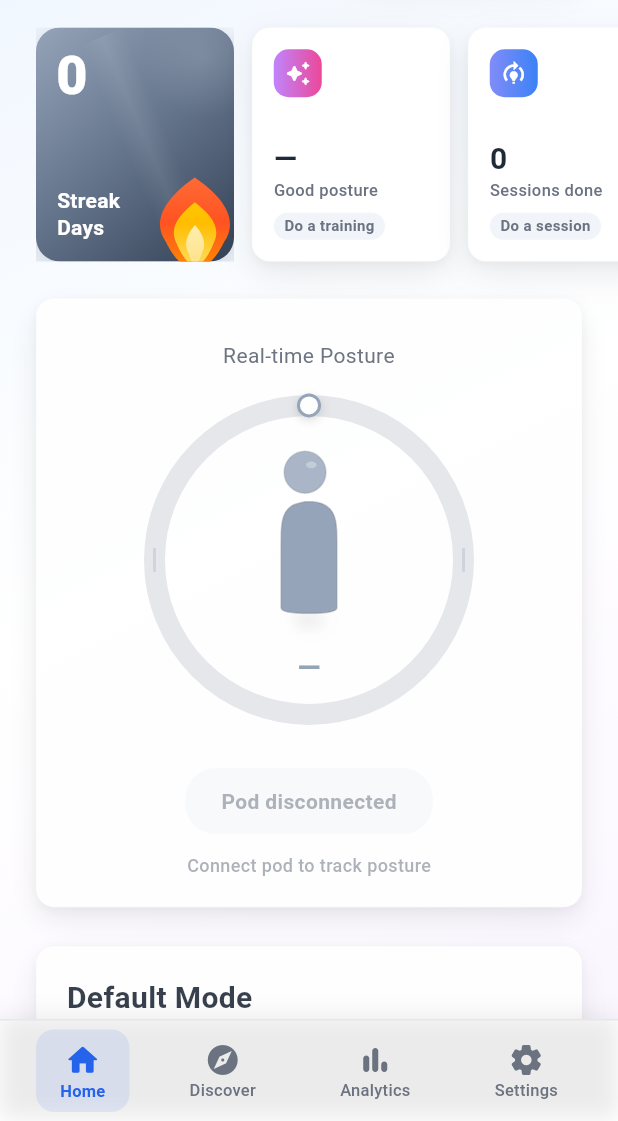
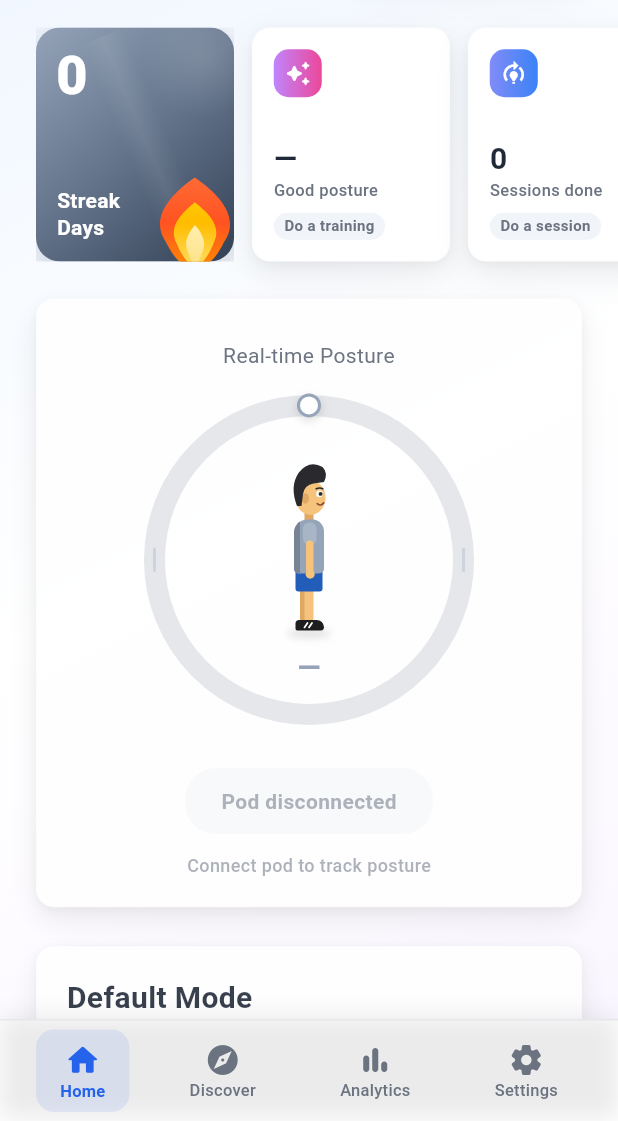
Before and after one commit to Aligneye/correctV5_app, a Flutter app: the screen it shows after launch, after a tap on "I Understand & Agree", on a phone screen of 412 x 824 dp, the part 115-1236 px from its top. Run offline on Flutter 3.47's test engine with Material 3 defaults, Android fonts, the phone set to English and light mode, and no system bars; our stand-ins replace device_info_plus, flutter_blue_plus, flutter_local_notifications, flutter_svg, google_sign_in, lottie and 6 more; missing offline and left inert: flutter_background_service, in_app_update, nordic_dfu; accounts and stored records are empty; network calls fail.

Commit message:
bluetooth connection solution

```diff
--- a/lib/components/posture_avatar.dart
+++ b/lib/components/posture_avatar.dart
@@ -2,15 +2,11 @@ import 'dart:math' as math;
 
 import 'package:flutter/material.dart';
 
-/// Upright-style posture avatar, fully hand-drawn with CustomPainter,
-/// traced directly from the reference icon: a floating head (gap, no
-/// neck connector) above a torso silhouette with a diagonal crossed-arm
-/// band ending in a rounded hand, both with a subtle back-to-front
-/// gradient. Body faces left (flipped from the reference). The torso
-/// stays planted; the head rounds forward from the shoulder/apex pivot
-/// as [liveAngle] rises — matching how people actually slouch. Fill
-/// color eases from good to bad-posture color as it crosses
-/// [thresholdAngle].
+/// Flat cartoon side-view figure (boy facing right: quiff hair, t-shirt,
+/// shorts, sneakers), hand-drawn with CustomPainter. Legs and shoes stay
+/// planted; the upper back and head round forward from the shoulders as
+/// [liveAngle] rises. The t-shirt carries the posture status colour: good
+/// until [thresholdAngle], bad past it, grey when not calibrated.
 ///
 /// [liveAngle] is expected to already be an animated/smoothed value (e.g.
 /// the frame value from the caller's own TweenAnimationBuilder driving the
@@ -77,186 +73,202 @@ class _PostureFigurePainter extends CustomPainter {
     required this.isCalibrated,
   });
 
-  // --- Traced silhouette data ---------------------------------------
-  // Points are fractions (fx, fy) of the torso's own bounding box, traced
-  // from the reference icon: fx 0→1 spans back-edge to front-edge, fy 0→1
-  // spans the torso's top apex to its bottom hem.
+  // Figure is drawn in a fixed 68x124 design box and scaled to the widget.
+  static const double _designW = 68, _designH = 124;
+  static const Offset _shoulderPivot = Offset(34, 58);
+  static const Offset _shoulder = Offset(34.5, 50);
 
-  // Plain body: rounded shoulder dome, straight parallel sides, flat
-  // bottom — no chest/waist curve, no bulge. _front mirrors _back (fx ->
-  // 1 - fx) so both sides stay perfectly symmetric.
-  static const List<Offset> _back = [
-    Offset(0.4300, 0.0000),
-    Offset(0.2600, 0.0150),
-    Offset(0.1200, 0.0600),
-    Offset(0.0400, 0.1300),
-    Offset(0.0100, 0.2100),
-    Offset(0.0000, 0.3000),
-    Offset(0.0000, 0.6000),
-    Offset(0.0000, 0.9000),
-    Offset(0.0000, 1.0000),
-  ];
+  static const _skin = Color(0xFFF5C27A);
+  static const _skinShade = Color(0xFFE0A860);
+  static const _hair = Color(0xFF26262A);
+  static const _shorts = Color(0xFF1E5BB8);
+  static const _shoe = Color(0xFF1A1A1A);
 
-  static const List<Offset> _front = [
-    Offset(0.5700, 0.0000),
-    Offset(0.7400, 0.0150),
-    Offset(0.8800, 0.0600),
-    Offset(0.9600, 0.1300),
-    Offset(0.9900, 0.2100),
-    Offset(1.0000, 0.3000),
-    Offset(1.0000, 0.6000),
-    Offset(1.0000, 0.9000),
-    Offset(1.0000, 1.0000),
-  ];
-
-  // Aspect ratio of the traced torso bounding box (width/height) and head
-  // geometry — relative to the torso box.
-  static const double _torsoAspect = 0.50;
-  static const double _headRFrac = 0.1874; // of torsoH
-  static const double _apexFx = 0.379, _apexFy = 0.0;
-  static const double _headFx = 0.4294, _headFy = -0.2644;
-
-  Offset _local(Offset frac, double torsoW, double torsoH) {
-    final lx = (frac.dx - 0.5) * torsoW;
-    final ly = -(1 - frac.dy) * torsoH;
-    return Offset(lx, ly);
-  }
-
-  // Applies a natural waist bend instead of rotating the entire portrait.
-  // The lower body stays planted while the upper body, shoulders and head
-  // bend together around the waist.
-  Offset _waistBend(
-      Offset point,
-      double torsoH,
-      double bendRad,
-      ) {
-    final waistY = -torsoH * 0.43;
-    final topY = -torsoH * 1.08;
-
-    // Points below the waist remain fixed. Points above the waist gradually
-    // receive the bend, creating a softer and more human-looking transition.
-    final rawT = ((waistY - point.dy) / (waistY - topY)).clamp(0.0, 1.0);
-    final t = rawT * rawT * (3.0 - 2.0 * rawT); // smoothstep
-    final localAngle = bendRad * t;
-
-    if (localAngle.abs() < 0.0001) return point;
-
-    final c = math.cos(localAngle);
-    final si = math.sin(localAngle);
-    final relative = point - Offset(0, waistY);
-
-    final rotated = Offset(
-      relative.dx * c - relative.dy * si,
-      relative.dx * si + relative.dy * c,
-    );
-
-    return rotated + Offset(0, waistY);
-  }
-
-  // Smooth polyline through a set of points: each point is a Bezier
-  // control, curving to the midpoint of it and the next — rounds the
-  // shoulder dome instead of leaving faceted straight-line corners.
-  void _smoothLineTo(Path path, List<Offset> pts) {
-    for (var i = 0; i < pts.length; i++) {
-      final ctrl = pts[i];
-      final end =
-          i == pts.length - 1 ? ctrl : Offset.lerp(ctrl, pts[i + 1], 0.5)!;
-      path.quadraticBezierTo(ctrl.dx, ctrl.dy, end.dx, end.dy);
-    }
-  }
-
-  Path _makeBodyPath(
-      List<Offset> points,
-      double torsoW,
-      double torsoH,
-      double bendRad,
-      ) {
-    final first = _waistBend(_local(points.first, torsoW, torsoH), torsoH, bendRad);
-    final path = Path()..moveTo(first.dx, first.dy);
-
-    for (final f in points.skip(1)) {
-      final point = _waistBend(_local(f, torsoW, torsoH), torsoH, bendRad);
-      path.lineTo(point.dx, point.dy);
-    }
-
-    path.close();
-    return path;
-  }
+  Paint _fill(Color c) => Paint()..color = c;
 
   @override
   void paint(Canvas canvas, Size size) {
-    final pivot = Offset(size.width / 2, size.height * 0.86);
-    final torsoH = size.height * 0.60;
-    final torsoW = torsoH * _torsoAspect;
-    final headR = torsoH * _headRFrac;
+    canvas.save();
+    canvas.scale(size.width / _designW, size.height / _designH);
 
-    final lighter = Color.lerp(color, Colors.white, 0.20)!;
-    final darker = Color.lerp(color, Colors.black, 0.22)!;
+    final shirtLight = Color.lerp(color, Colors.white, 0.18)!;
+    final shirtDark = Color.lerp(color, Colors.black, 0.20)!;
 
-    final shadowPaint = Paint()
-      ..color = Colors.black.withValues(alpha: 0.13)
-      ..maskFilter = const MaskFilter.blur(BlurStyle.normal, 6);
+    // Ground shadow.
     canvas.drawOval(
-      Rect.fromCenter(
-        center: Offset(pivot.dx, pivot.dy + 4),
-        width: torsoW * 0.55,
-        height: 8,
-      ),
-      shadowPaint,
+      Rect.fromCenter(center: const Offset(34, 120), width: 30, height: 6),
+      Paint()
+        ..color = Colors.black.withValues(alpha: 0.13)
+        ..maskFilter = const MaskFilter.blur(BlurStyle.normal, 3),
     );
 
-    // Only the upper body bends around the waist. The pelvis/lower body
-    // remains stable, like a person bending from the middle of the back.
-    final bendRad = tiltRad * 0.85;
+    // --- Planted lower body -------------------------------------------
+    // Back leg (shaded) then front leg.
+    canvas.drawRRect(
+      RRect.fromLTRBR(28, 86, 34, 114, const Radius.circular(2.5)),
+      _fill(_skinShade),
+    );
+    canvas.drawRRect(
+      RRect.fromLTRBR(31, 86, 37, 114, const Radius.circular(2.5)),
+      _fill(_skin),
+    );
+
+    // Sneakers pointing right, with two white stripes.
+    canvas.drawRRect(
+      RRect.fromLTRBAndCorners(
+        25, 111, 44, 118,
+        topLeft: const Radius.circular(3),
+        topRight: const Radius.circular(6),
+        bottomLeft: const Radius.circular(1.5),
+        bottomRight: const Radius.circular(2.5),
+      ),
+      _fill(_shoe),
+    );
+    final stripe = Paint()
+      ..color = Colors.white
+      ..strokeWidth = 1.2
+      ..strokeCap = StrokeCap.round;
+    canvas.drawLine(const Offset(31, 116), const Offset(33, 113), stripe);
+    canvas.drawLine(const Offset(34, 116), const Offset(36, 113), stripe);
+
+    // Shorts.
+    canvas.drawRRect(
+      RRect.fromLTRBAndCorners(
+        25, 72, 43, 92,
+        bottomLeft: const Radius.circular(2),
+        bottomRight: const Radius.circular(2),
+      ),
+      _fill(_shorts),
+    );
+
+    // --- Upper body: rounds forward from the shoulders ---------------
+    // The shirt is one outline whose points bend progressively (none at
+    // the hem, full at the shoulders), so the back curves smoothly instead
+    // of splitting at a joint. Head and neck ride the full bend.
+    final bend = tiltRad * 0.85;
+    void rotateFull() {
+      canvas.translate(_shoulderPivot.dx, _shoulderPivot.dy);
+      canvas.rotate(bend);
+      canvas.translate(-_shoulderPivot.dx, -_shoulderPivot.dy);
+    }
+
+    // Neck (behind the shirt collar).
+    canvas.save();
+    rotateFull();
+    canvas.drawRect(const Rect.fromLTRB(31, 37, 37, 47), _fill(_skinShade));
+    canvas.restore();
+
+    final shirt = _bent(
+      Path()
+        ..addRRect(RRect.fromLTRBAndCorners(
+          24, 44, 44, 80,
+          topLeft: const Radius.circular(9),
+          topRight: const Radius.circular(8),
+          bottomLeft: const Radius.circular(3),
+          bottomRight: const Radius.circular(3),
+        )),
+      bend,
+    );
+    canvas.drawPath(shirt, _fill(color));
+    canvas.save();
+    canvas.clipPath(shirt);
+    canvas.drawPath(
+      _bent(Path()..addRect(const Rect.fromLTRB(20, 40, 28, 84)), bend),
+      _fill(shirtDark),
+    );
+    canvas.restore();
 
     canvas.save();
-    canvas.translate(pivot.dx, pivot.dy);
+    rotateFull();
 
-    final body = Path();
-    final back = _back
-        .map((f) => _waistBend(_local(f, torsoW, torsoH), torsoH, bendRad))
-        .toList(growable: false);
-    final front = _front
-        .map((f) => _waistBend(_local(f, torsoW, torsoH), torsoH, bendRad))
-        .toList(growable: false);
-
-    body.moveTo(back.first.dx, back.first.dy);
-    _smoothLineTo(body, [...back.skip(1), ...front.reversed]);
-    body.close();
-
-    canvas.drawPath(body, Paint()..color = color);
-    canvas.drawPath(
-      body,
-      Paint()
-        ..style = PaintingStyle.stroke
-        ..strokeWidth = 1
-        ..color = darker.withValues(alpha: 0.4),
+    // Head and ear.
+    canvas.drawOval(const Rect.fromLTRB(25, 18, 45, 41), _fill(_skin));
+    canvas.drawOval(
+      Rect.fromCenter(center: const Offset(31.5, 30), width: 5, height: 7),
+      _fill(_skinShade),
     );
 
-    // Head follows the upper torso's bend, rather than rotating the whole
-    // portrait around the base.
-    final headLocal = _local(const Offset(_headFx, _headFy), torsoW, torsoH);
-    final bentHead = _waistBend(headLocal, torsoH, bendRad);
+    // Hair: quiff sweeping up and forward, covering top and back of head.
+    final hair = Path()
+      ..moveTo(26, 35)
+      ..quadraticBezierTo(21, 22, 27, 13)
+      ..quadraticBezierTo(34, 4, 43, 9)
+      ..quadraticBezierTo(47, 13, 44, 19)
+      ..lineTo(37, 20)
+      ..quadraticBezierTo(31, 21, 30, 27)
+      ..lineTo(29, 35)
+      ..close();
+    canvas.drawPath(hair, _fill(_hair));
 
-    canvas.drawCircle(bentHead, headR, Paint()..color = lighter);
-    canvas.drawCircle(
-      bentHead,
-      headR,
-      Paint()
-        ..style = PaintingStyle.stroke
-        ..strokeWidth = 1
-        ..color = darker.withValues(alpha: 0.3),
+    // Face: brow, eye, smile.
+    final line = Paint()
+      ..style = PaintingStyle.stroke
+      ..strokeWidth = 1.1
+      ..strokeCap = StrokeCap.round
+      ..color = _hair;
+    canvas.drawPath(
+      Path()
+        ..moveTo(38.8, 23.6)
+        ..quadraticBezierTo(41, 22.6, 43.2, 23.6),
+      line,
     );
-    canvas.drawOval(
-      Rect.fromCenter(
-        center: bentHead + Offset(headR * 0.3, -headR * 0.35),
-        width: headR * 0.5,
-        height: headR * 0.32,
-      ),
-      Paint()..color = Colors.white.withValues(alpha: 0.3),
+    canvas.drawCircle(const Offset(41, 27), 2.2, _fill(Colors.white));
+    canvas.drawCircle(const Offset(41.7, 27), 1.3, _fill(_hair));
+    canvas.drawPath(
+      Path()
+        ..moveTo(39.5, 33.5)
+        ..quadraticBezierTo(41.8, 35.6, 43.8, 33),
+      line..color = const Color(0xFF8A4B2A),
     );
 
     canvas.restore();
+
+    // Arm hangs straight down from wherever the shoulder moved to.
+    final moved = _bendPoint(_shoulder, bend);
+    canvas.save();
+    canvas.translate(moved.dx - _shoulder.dx, moved.dy - _shoulder.dy);
+    canvas.drawRRect(
+      RRect.fromLTRBR(30, 46, 39, 61, const Radius.circular(4)),
+      _fill(shirtLight),
+    );
+    canvas.drawRRect(
+      RRect.fromLTRBR(32, 58, 37, 80, const Radius.circular(2.5)),
+      _fill(_skin),
+    );
+    canvas.drawCircle(const Offset(34.8, 80.5), 3, _fill(_skin));
+    canvas.restore();
+
+    canvas.restore();
+  }
+
+  // Upper-body points bend around [_shoulderPivot]: not at all below
+  // [_bendStartY], fully above [_bendEndY], smoothstepped in between.
+  static const double _bendStartY = 70, _bendEndY = 48;
+
+  Offset _bendPoint(Offset p, double bend) {
+    final raw =
+        ((_bendStartY - p.dy) / (_bendStartY - _bendEndY)).clamp(0.0, 1.0);
+    final a = bend * raw * raw * (3 - 2 * raw);
+    if (a == 0) return p;
+    final r = p - _shoulderPivot;
+    return _shoulderPivot +
+        Offset(
+          r.dx * math.cos(a) - r.dy * math.sin(a),
+          r.dx * math.sin(a) + r.dy * math.cos(a),
+        );
+  }
+
+  // Resamples [src] every design unit and bends each point.
+  Path _bent(Path src, double bend) {
+    final out = Path();
+    for (final m in src.computeMetrics()) {
+      for (double d = 0; d < m.length; d += 1) {
+        final p = _bendPoint(m.getTangentForOffset(d)!.position, bend);
+        d == 0 ? out.moveTo(p.dx, p.dy) : out.lineTo(p.dx, p.dy);
+      }
+      out.close();
+    }
+    return out;
   }
 
   @override
```
